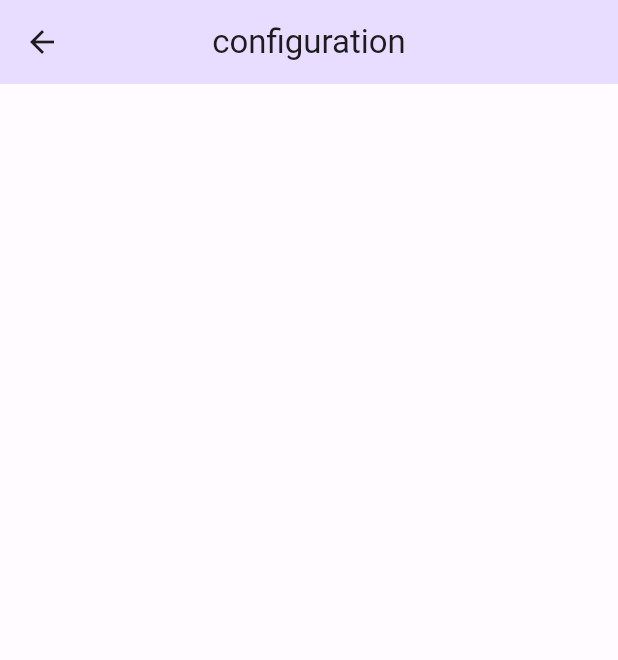
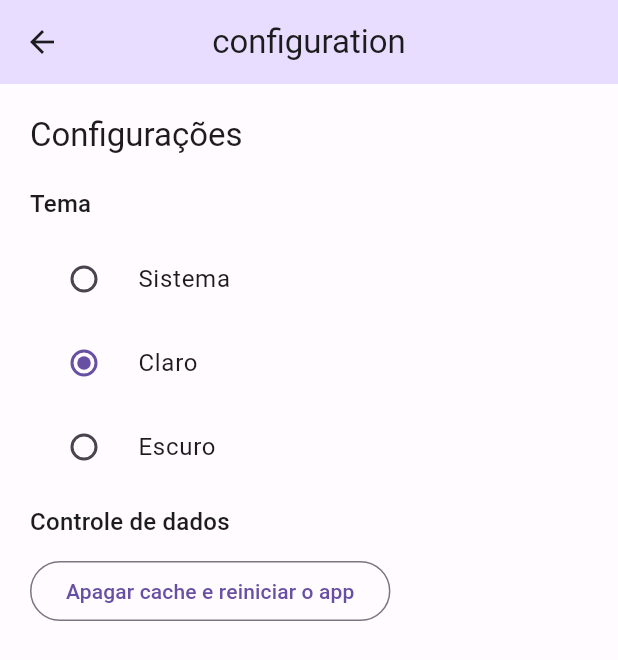
Before and after one commit to hayashirafael/flutter_listinha_app, a Flutter app: the ConfigurationPage screen opened by its route, on a phone screen of 412 x 824 dp. Shown: the top 660 px of the screen. Run offline on Flutter 3.47's test engine with Material 2 defaults, Android fonts, the phone set to English and light mode, and no system bars; our stand-ins replace flutter_modular.

Commit message:
feat: adc radio list

```diff
--- a/lib/src/configuration/configuration_page.dart
+++ b/lib/src/configuration/configuration_page.dart
@@ -14,7 +14,53 @@ class _ConfigurationPageState extends State<ConfigurationPage> {
       appBar: AppBar(
         title: const Text('configuration'),
       ),
-      body: Container(),
+      body: Padding(
+        padding: const EdgeInsets.only(
+          top: 20,
+          right: 20,
+          left: 20,
+        ),
+        child: Column(
+          crossAxisAlignment: CrossAxisAlignment.start,
+          children: [
+            Text(
+              'Configurações',
+              style: Theme.of(context).textTheme.titleLarge,
+            ),
+            const SizedBox(height: 20),
+            Text(
+              'Tema',
+              style: Theme.of(context).textTheme.titleMedium,
+            ),
+            const SizedBox(height: 10),
+            RadioListTile<ThemeMode>(
+              title: const Text('Sistema'),
+              value: ThemeMode.system,
+              groupValue: ThemeMode.light,
+              onChanged: (mode) {},
+            ),
+            RadioListTile<ThemeMode>(
+              title: const Text('Claro'),
+              value: ThemeMode.light,
+              groupValue: ThemeMode.light,
+              onChanged: (mode) {},
+            ),
+            RadioListTile<ThemeMode>(
+              title: const Text('Escuro'),
+              value: ThemeMode.dark,
+              groupValue: ThemeMode.light,
+              onChanged: (mode) {},
+            ),
+            const SizedBox(height: 10),
+            Text(
+              'Controle de dados',
+              style: Theme.of(context).textTheme.titleMedium,
+            ),
+            const SizedBox(height: 10),
+            OutlinedButton(onPressed: () {}, child: const Text('Apagar cache e reiniciar o app'))
+          ],
+        ),
+      ),
     );
   }
 }
--- /dev/null
+++ b/lib/src/shared/stores/app_store.dart
@@ -0,0 +1,5 @@
+import 'package:flutter/material.dart';
+
+class AppStore {
+  final themeMode = ValueNotifier(ThemeMode.system);
+}
```
